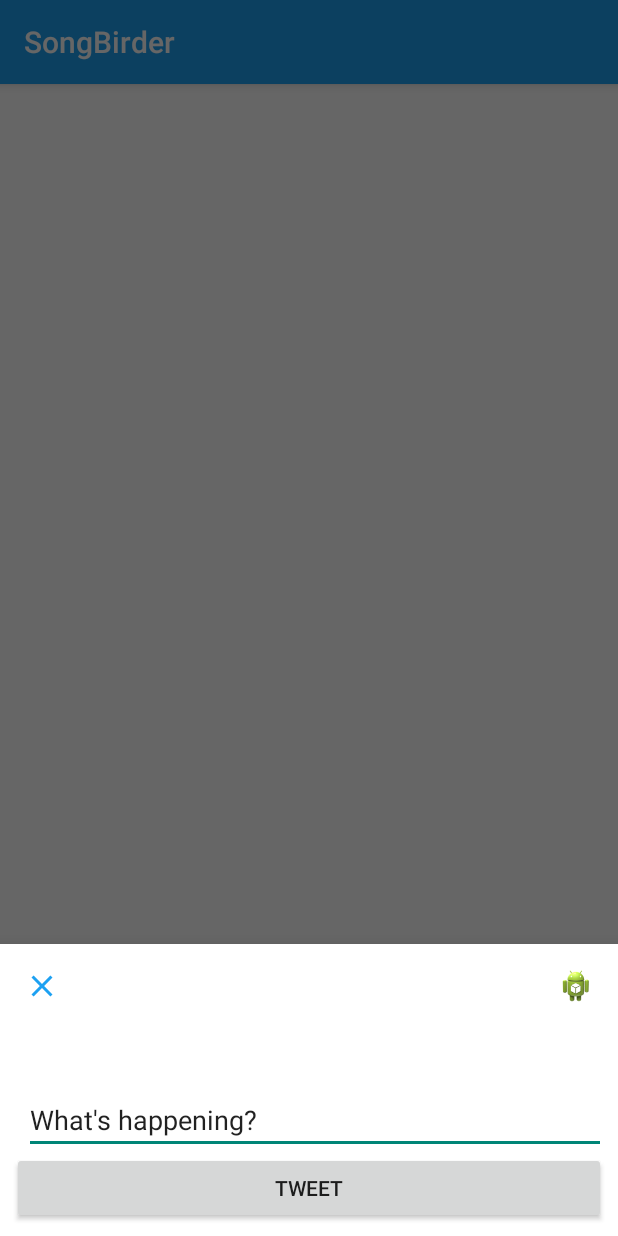
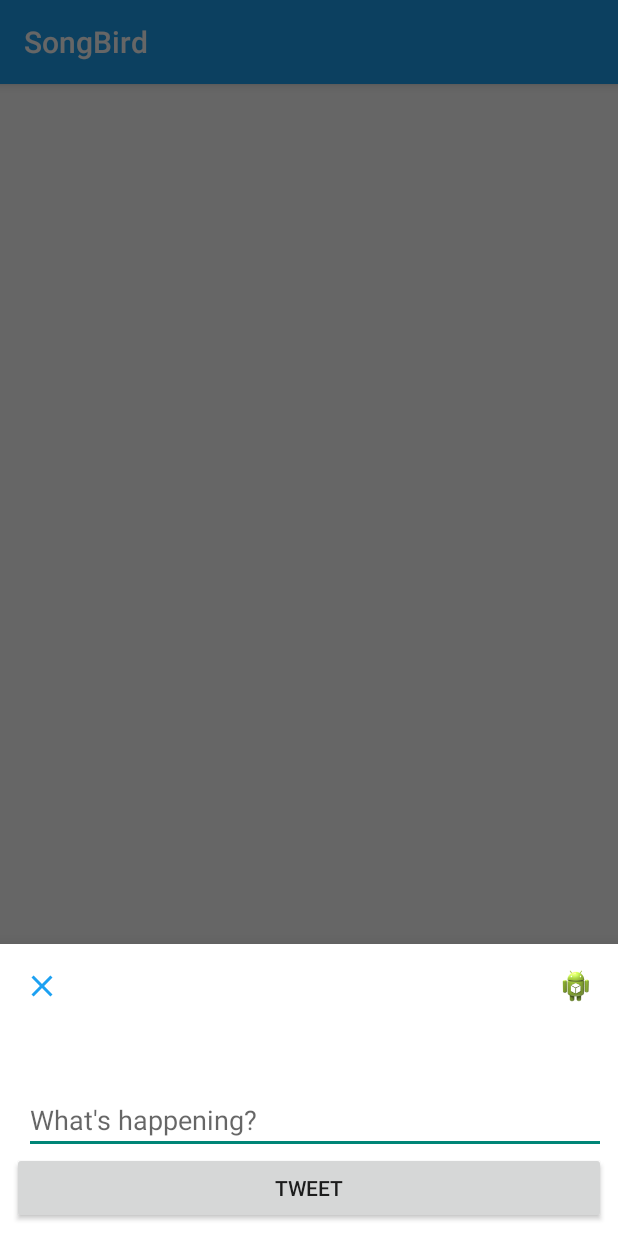
Before and after one commit to colabug/Songbirder, an Android app: the fragment ComposeTweetBottomSheet placed in its activity, on a phone screen of 412 x 824 dp. Run offline under Robolectric (Android 15) with nearby library versions, the phone set to English and light mode, and no system bars; libraries missing offline, so code that uses them is left out: com.loopj.android, com.raizlabs.android, cz.msebera.android; pictures from the network do not load; 2 statements that could not run were skipped.

Commit message:
Switched from text to hint, changed app name

```diff
--- a/app/src/main/res/layout/fragment_bottom_sheet.xml
+++ b/app/src/main/res/layout/fragment_bottom_sheet.xml
@@ -21,7 +21,7 @@
         android:id="@+id/etEnterTweet"
         android:layout_width="match_parent"
         android:layout_height="wrap_content"
-        android:text="@string/compose_prompt"
+        android:hint="@string/compose_prompt"
         android:layout_marginLeft="16dp"
         app:layout_constraintLeft_toLeftOf="parent"
         android:layout_marginRight="8dp"
--- a/app/src/main/res/values/strings.xml
+++ b/app/src/main/res/values/strings.xml
@@ -1,6 +1,6 @@
 <?xml version="1.0" encoding="utf-8"?>
 <resources>
-    <string name="app_name">SongBirder</string>
+    <string name="app_name">SongBird</string>
 
     <!--Login screen-->
     <string name="login_label">Log in</string>
@@ -15,6 +15,8 @@
     <string name="default_relative_timestamp">0s</string>
     <string name="default_tweet_text">Text of the tweet</string>
     <string name="cd_profile_image">cd_tweet_profile_picture</string>
+
+    <!--Compose-->
     <string name="compose_prompt">What\'s happening?</string>
     <string name="compose_tweet_button">Tweet</string>
 </resources>
```
